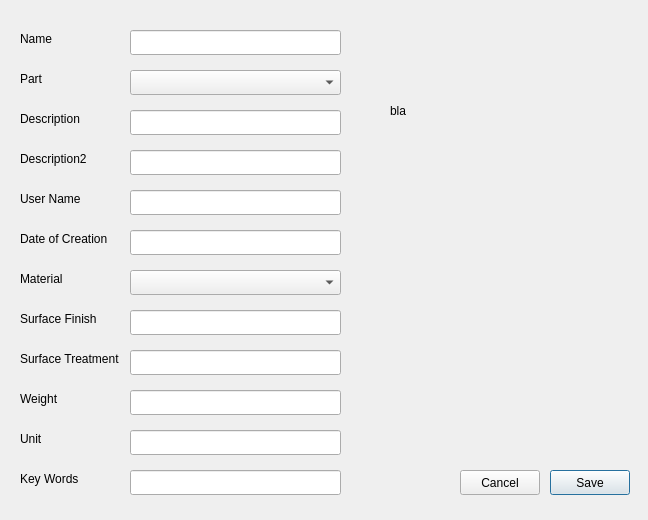
Before: the Qt Designer form src/gui/EditItem.ui in grd/FreePDM, drawn with Qt 5.
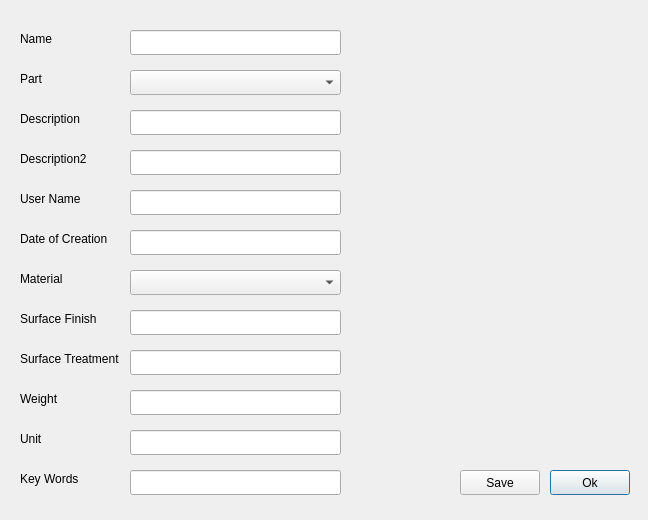
After: the same form once the commit is applied.

Commit message: Fixed loading and closing the GUI

Diff of the .ui file:
```diff
--- a/src/gui/EditItem.ui
+++ b/src/gui/EditItem.ui
@@ -256,7 +256,7 @@
     <string>Key Words</string>
    </property>
   </widget>
-  <widget class="QPushButton" name="saveButton">
+  <widget class="QPushButton" name="okButton">
    <property name="geometry">
     <rect>
      <x>550</x>
@@ -266,10 +266,10 @@
     </rect>
    </property>
    <property name="text">
-    <string>Save</string>
+    <string>Ok</string>
    </property>
   </widget>
-  <widget class="QPushButton" name="cancelButton">
+  <widget class="QPushButton" name="saveButton">
    <property name="geometry">
     <rect>
      <x>460</x>
@@ -279,7 +279,7 @@
     </rect>
    </property>
    <property name="text">
-    <string>Cancel</string>
+    <string>Save</string>
    </property>
   </widget>
   <widget class="QComboBox" name="partCombo">
@@ -325,7 +325,7 @@
     </rect>
    </property>
    <property name="text">
-    <string>bla</string>
+    <string/>
    </property>
   </widget>
  </widget>
```
The commit also changes 2 other files.
